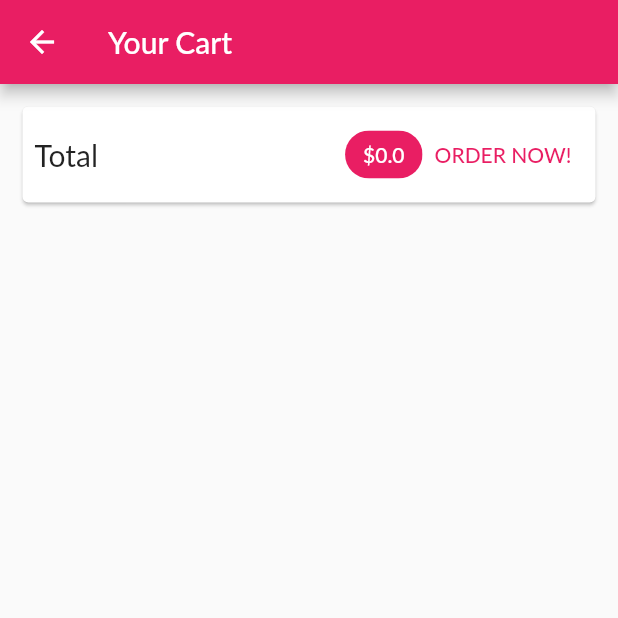
After one commit to Reut212/MyShop, a Flutter app: the CartScreen screen opened by its route, on a phone screen of 412 x 824 dp, the top half of it. The commit adds this screen. Run offline on Flutter 3.47's test engine with Material 2 defaults, Android fonts, the phone set to English and light mode, and no system bars; network calls fail; Roboto replaces fonts that are missing (Lato).

Commit message:
'add items to cart' functionality done

```diff
--- a/lib/main.dart
+++ b/lib/main.dart
@@ -1,6 +1,8 @@
 import 'package:flutter/material.dart';
+import 'package:flutter_complete_guide/screens/cart_screen.dart';
 import 'package:provider/provider.dart';
 
+import './screens/cart_screen.dart';
 import './screens/products_overview_screen.dart';
 import './screens/product_detail_screen.dart';
 import './providers/products.dart';
@@ -30,6 +32,7 @@ class MyApp extends StatelessWidget {
         home: ProductsOverviewScreen(),
         routes: {
           ProductDetailScreen.routeName: (ctx) => ProductDetailScreen(),
+          CartScreen.routeName: (ctx) => CartScreen(),
         },
       ),
     );
--- a/lib/providers/cart.dart
+++ b/lib/providers/cart.dart
@@ -23,6 +23,14 @@ class Cart with ChangeNotifier {
 
   int get itemCount {
     return _items == null ? 0 : _items.length;
+  }
+
+  double get totalAmount {
+    var total = 0.0;
+    _items.forEach((key, cartItem) {
+      total += cartItem.price * cartItem.quantity;
+    });
+    return total;
   }
 
   void addItem(
--- /dev/null
+++ b/lib/screens/cart_screen.dart
@@ -0,0 +1,64 @@
+import 'package:flutter/material.dart';
+import 'package:provider/provider.dart';
+import '../providers/cart.dart' show Cart;
+import '../widgets/cart_item.dart';
+
+class CartScreen extends StatelessWidget {
+  static const routeName = './cart';
+  @override
+  Widget build(BuildContext context) {
+    final cart = Provider.of<Cart>(context);
+    return Scaffold(
+      appBar: AppBar(
+        title: Text('Your Cart'),
+      ),
+      body: Column(
+        children: <Widget>[
+          Card(
+            margin: EdgeInsets.all(15),
+            child: Padding(
+              padding: EdgeInsets.all(8),
+              child: Row(
+                mainAxisAlignment: MainAxisAlignment.spaceBetween,
+                children: <Widget>[
+                  Text(
+                    'Total',
+                    style: TextStyle(fontSize: 20),
+                  ),
+                  Spacer(),
+                  Chip(
+                    label: Text(
+                      '\$${cart.totalAmount}',
+                      style: TextStyle(
+                          color: Theme.of(context)
+                              .primaryTextTheme
+                              .titleSmall
+                              .color),
+                    ),
+                    backgroundColor: Colors.pink,
+                  ),
+                  TextButton(
+                    onPressed: () {},
+                    child: Text('ORDER NOW!'),
+                  ),
+                ],
+              ),
+            ),
+          ),
+          SizedBox(height: 10),
+          Expanded(
+            child: ListView.builder(
+              itemCount: cart.itemCount,
+              itemBuilder: (ctx, i) => CartItem(
+                cart.items.values.toList()[i].id,
+                cart.items.values.toList()[i].price,
+                cart.items.values.toList()[i].quantity,
+                cart.items.values.toList()[i].title,
+              ),
+            ),
+          ),
+        ],
+      ),
+    );
+  }
+}
--- a/lib/screens/products_overview_screen.dart
+++ b/lib/screens/products_overview_screen.dart
@@ -1,9 +1,11 @@
 import 'package:flutter/material.dart';
+import 'package:flutter_complete_guide/screens/cart_screen.dart';
 import 'package:provider/provider.dart';
 
 import '../providers/cart.dart';
 import '../widgets/products_grid.dart';
 import '../widgets/badge.dart';
+import '../screens/cart_screen.dart';
 
 enum FilterOptions {
   Favorites,
@@ -57,7 +59,9 @@ class _ProductsOverviewScreenState extends State<ProductsOverviewScreen> {
               icon: Icon(
                 Icons.shopping_cart,
               ),
-              onPressed: () {},
+              onPressed: () {
+                Navigator.of(context).pushNamed(CartScreen.routeName);
+              },
             ),
           )
         ],
```
Also changed, not shown: lib/widgets/cart_item.dart (added, +41 -0 lines).
